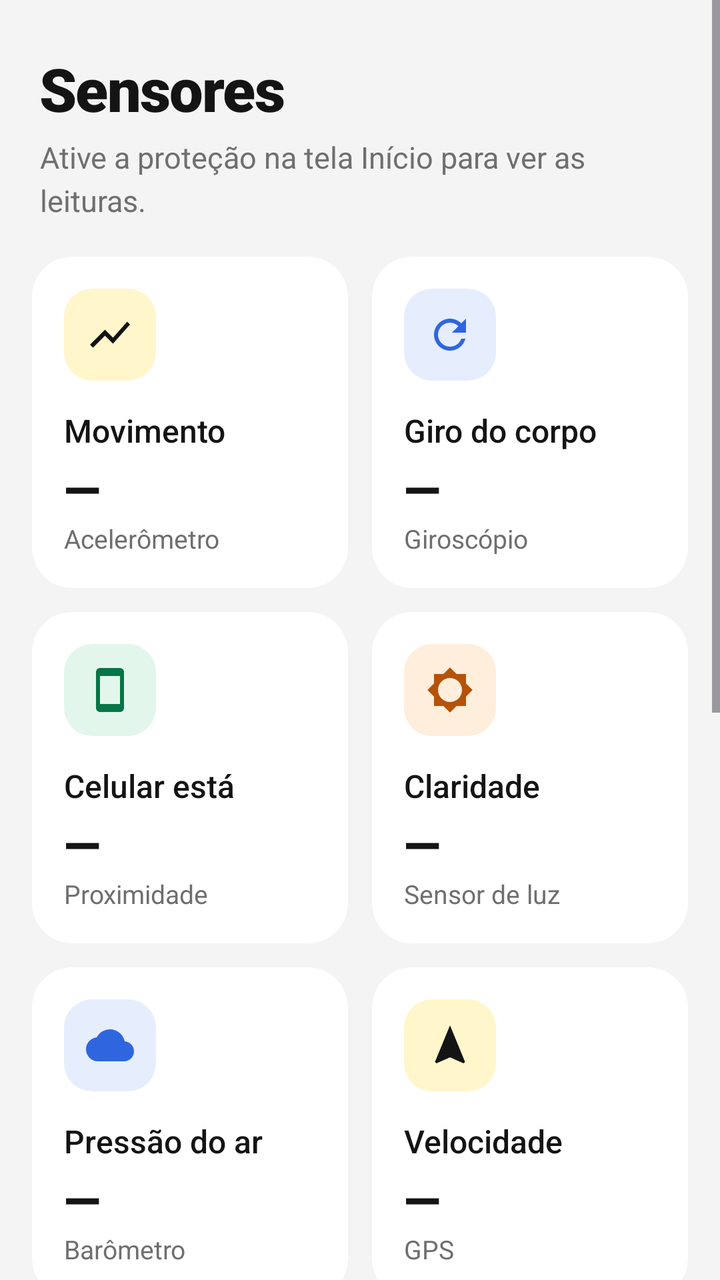
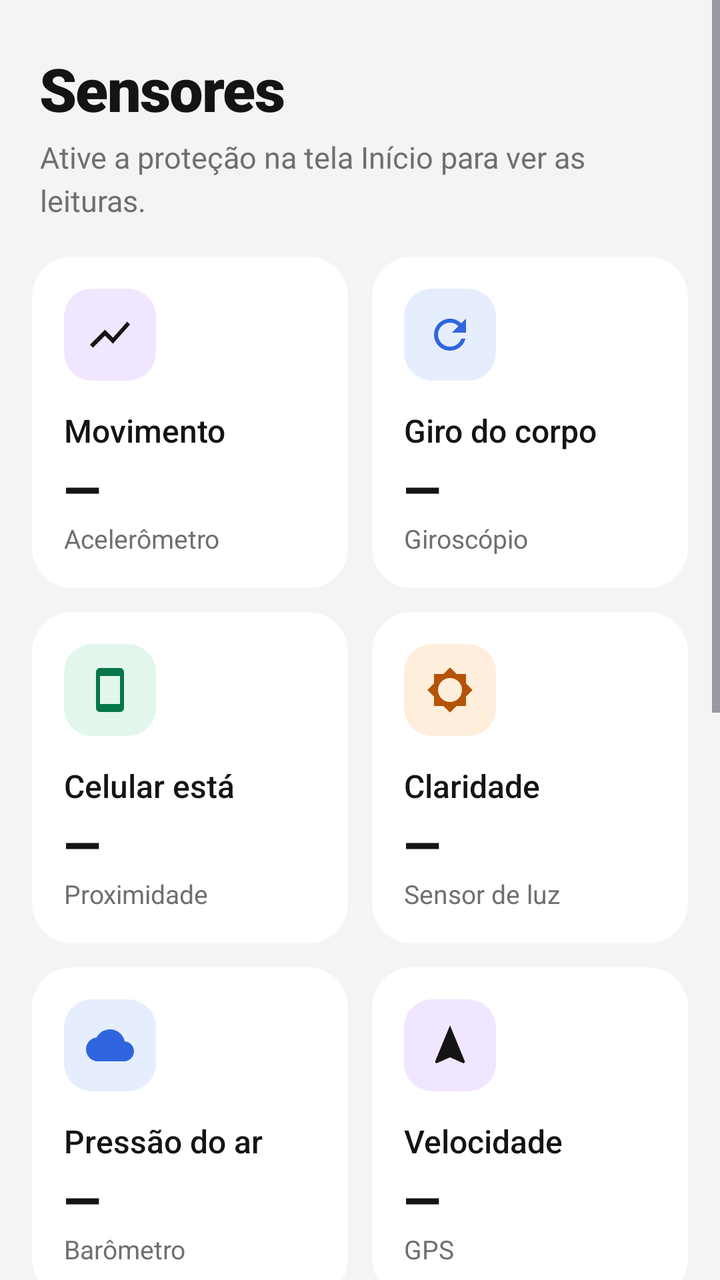

Before-and-after screenshots of an Android layout around one commit, followed by the original layout XML and the change that was made.
<!-- AndroidManifest.xml: application theme Theme.TresSensores -->
<!-- res/layout/tela_sensores.xml -->
<?xml version="1.0" encoding="utf-8"?>
<ScrollView xmlns:android="http://schemas.android.com/apk/res/android"
    xmlns:app="http://schemas.android.com/apk/res-auto"
    android:layout_width="match_parent"
    android:layout_height="match_parent"
    android:fillViewport="true">

    <LinearLayout
        android:layout_width="match_parent"
        android:layout_height="wrap_content"
        android:orientation="vertical"
        android:paddingStart="16dp"
        android:paddingTop="24dp"
        android:paddingEnd="16dp"
        android:paddingBottom="24dp">

        <TextView
            style="@style/Socorro.Titulo"
            android:layout_width="wrap_content"
            android:layout_height="wrap_content"
            android:layout_marginStart="4dp"
            android:text="Sensores" />

        <TextView
            android:id="@+id/txtSensoresAviso"
            style="@style/Socorro.TextoSec"
            android:layout_width="match_parent"
            android:layout_height="wrap_content"
            android:layout_marginStart="4dp"
            android:layout_marginTop="4dp"
            android:tag="sec"
            android:text="Ative a proteção na tela Início para ver as leituras."
            android:textSize="15sp" />

        
        <LinearLayout
            android:layout_width="match_parent"
            android:layout_height="wrap_content"
            android:layout_marginTop="18dp"
            android:baselineAligned="false"
            android:orientation="horizontal">

            <com.google.android.material.card.MaterialCardView
                style="@style/Socorro.Card"
                android:layout_width="0dp"
                android:layout_height="match_parent"
                android:layout_marginEnd="6dp"
                android:layout_weight="1"
                app:contentPadding="16dp">

                <LinearLayout
                    android:layout_width="match_parent"
                    android:layout_height="wrap_content"
                    android:orientation="vertical">

                    <ImageView
                        style="@style/Socorro.IconeChip"
                        android:src="@drawable/ic_sensores" />

                    <TextView
                        style="@style/Socorro.TextoForte"
                        android:layout_width="wrap_content"
                        android:layout_height="wrap_content"
                        android:layout_marginTop="14dp"
                        android:text="Movimento"
                        android:textSize="16sp" />

                    <TextView
                        android:id="@+id/valAceleracao"
                        style="@style/Socorro.Valor"
                        android:layout_width="wrap_content"
                        android:layout_height="wrap_content"
                        android:layout_marginTop="2dp"
                        android:text="—" />

                    <TextView
                        style="@style/Socorro.TextoSec"
                        android:layout_width="wrap_content"
                        android:layout_height="wrap_content"
                        android:tag="sec"
                        android:text="Acelerômetro"
                        android:textSize="13sp" />
                </LinearLayout>
            </com.google.android.material.card.MaterialCardView>

            <com.google.android.material.card.MaterialCardView
                style="@style/Socorro.Card"
                android:layout_width="0dp"
                android:layout_height="match_parent"
                android:layout_marginStart="6dp"
                android:layout_weight="1"
                app:contentPadding="16dp">

                <LinearLayout
                    android:layout_width="match_parent"
                    android:layout_height="wrap_content"
                    android:orientation="vertical">

                    <ImageView
                        style="@style/Socorro.IconeChip"
                        android:background="@drawable/bg_chip_azul"
                        android:src="@drawable/ic_girar"
                        app:tint="@color/socorro_azul" />

                    <TextView
                        style="@style/Socorro.TextoForte"
                        android:layout_width="wrap_content"
                        android:layout_height="wrap_content"
                        android:layout_marginTop="14dp"
                        android:text="Giro do corpo"
                        android:textSize="16sp" />

                    <TextView
                        android:id="@+id/valRotacao"
                        style="@style/Socorro.Valor"
                        android:layout_width="wrap_content"
                        android:layout_height="wrap_content"
                        android:layout_marginTop="2dp"
                        android:text="—" />

                    <TextView
                        style="@style/Socorro.TextoSec"
                        android:layout_width="wrap_content"
                        android:layout_height="wrap_content"
                        android:tag="sec"
                        android:text="Giroscópio"
                        android:textSize="13sp" />
                </LinearLayout>
            </com.google.android.material.card.MaterialCardView>
        </LinearLayout>

        
        <LinearLayout
            android:layout_width="match_parent"
            android:layout_height="wrap_content"
            android:layout_marginTop="12dp"
            android:baselineAligned="false"
            android:orientation="horizontal">

            <com.google.android.material.card.MaterialCardView
                style="@style/Socorro.Card"
                android:layout_width="0dp"
                android:layout_height="match_parent"
                android:layout_marginEnd="6dp"
                android:layout_weight="1"
                app:contentPadding="16dp">

                <LinearLayout
                    android:layout_width="match_parent"
                    android:layout_height="wrap_content"
                    android:orientation="vertical">

                    <ImageView
                        style="@style/Socorro.IconeChip"
                        android:background="@drawable/bg_chip_verde"
                        android:src="@drawable/ic_celular"
                        app:tint="@color/socorro_verde" />

                    <TextView
                        style="@style/Socorro.TextoForte"
                        android:layout_width="wrap_content"
                        android:layout_height="wrap_content"
                        android:layout_marginTop="14dp"
                        android:text="Celular está"
                        android:textSize="16sp" />

                    <TextView
                        android:id="@+id/valPosicao"
                        style="@style/Socorro.Valor"
                        android:layout_width="wrap_content"
                        android:layout_height="wrap_content"
                        android:layout_marginTop="2dp"
                        android:text="—" />

                    <TextView
                        style="@style/Socorro.TextoSec"
                        android:layout_width="wrap_content"
                        android:layout_height="wrap_content"
                        android:tag="sec"
                        android:text="Proximidade"
                        android:textSize="13sp" />
                </LinearLayout>
            </com.google.android.material.card.MaterialCardView>

            <com.google.android.material.card.MaterialCardView
                style="@style/Socorro.Card"
                android:layout_width="0dp"
                android:layout_height="match_parent"
                android:layout_marginStart="6dp"
                android:layout_weight="1"
                app:contentPadding="16dp">

                <LinearLayout
                    android:layout_width="match_parent"
                    android:layout_height="wrap_content"
                    android:orientation="vertical">

                    <ImageView
                        style="@style/Socorro.IconeChip"
                        android:background="@drawable/bg_chip_laranja"
                        android:src="@drawable/ic_sol"
                        app:tint="@color/socorro_laranja" />

                    <TextView
                        style="@style/Socorro.TextoForte"
                        android:layout_width="wrap_content"
                        android:layout_height="wrap_content"
                        android:layout_marginTop="14dp"
                        android:text="Claridade"
                        android:textSize="16sp" />

                    <TextView
                        android:id="@+id/valLuz"
                        style="@style/Socorro.Valor"
                        android:layout_width="wrap_content"
                        android:layout_height="wrap_content"
                        android:layout_marginTop="2dp"
                        android:text="—" />

                    <TextView
                        style="@style/Socorro.TextoSec"
                        android:layout_width="wrap_content"
                        android:layout_height="wrap_content"
                        android:tag="sec"
                        android:text="Sensor de luz"
                        android:textSize="13sp" />
                </LinearLayout>
            </com.google.android.material.card.MaterialCardView>
        </LinearLayout>

        
        <LinearLayout
            android:layout_width="match_parent"
            android:layout_height="wrap_content"
            android:layout_marginTop="12dp"
            android:baselineAligned="false"
            android:orientation="horizontal">

            <com.google.android.material.card.MaterialCardView
                style="@style/Socorro.Card"
                android:layout_width="0dp"
                android:layout_height="match_parent"
                android:layout_marginEnd="6dp"
                android:layout_weight="1"
                app:contentPadding="16dp">

                <LinearLayout
                    android:layout_width="match_parent"
                    android:layout_height="wrap_content"
                    android:orientation="vertical">

                    <ImageView
                        style="@style/Socorro.IconeChip"
                        android:background="@drawable/bg_chip_azul"
                        android:src="@drawable/ic_nuvem"
                        app:tint="@color/socorro_azul" />

                    <TextView
                        style="@style/Socorro.TextoForte"
                        android:layout_width="wrap_content"
                        android:layout_height="wrap_content"
                        android:layout_marginTop="14dp"
                        android:text="Pressão do ar"
                        android:textSize="16sp" />

                    <TextView
                        android:id="@+id/valPressao"
                        style="@style/Socorro.Valor"
                        android:layout_width="wrap_content"
                        android:layout_height="wrap_content"
                        android:layout_marginTop="2dp"
                        android:text="—" />

                    <TextView
                        style="@style/Socorro.TextoSec"
                        android:layout_width="wrap_content"
                        android:layout_height="wrap_content"
                        android:tag="sec"
                        android:text="Barômetro"
                        android:textSize="13sp" />
                </LinearLayout>
            </com.google.android.material.card.MaterialCardView>

            <com.google.android.material.card.MaterialCardView
                style="@style/Socorro.Card"
                android:layout_width="0dp"
                android:layout_height="match_parent"
                android:layout_marginStart="6dp"
                android:layout_weight="1"
                app:contentPadding="16dp">

                <LinearLayout
                    android:layout_width="match_parent"
                    android:layout_height="wrap_content"
                    android:orientation="vertical">

                    <ImageView
                        style="@style/Socorro.IconeChip"
                        android:src="@drawable/ic_navegar" />

                    <TextView
                        style="@style/Socorro.TextoForte"
                        android:layout_width="wrap_content"
                        android:layout_height="wrap_content"
                        android:layout_marginTop="14dp"
                        android:text="Velocidade"
                        android:textSize="16sp" />

                    <TextView
                        android:id="@+id/valGps"
                        style="@style/Socorro.Valor"
                        android:layout_width="wrap_content"
                        android:layout_height="wrap_content"
                        android:layout_marginTop="2dp"
                        android:text="—" />

                    <TextView
                        style="@style/Socorro.TextoSec"
                        android:layout_width="wrap_content"
                        android:layout_height="wrap_content"
                        android:tag="sec"
                        android:text="GPS"
                        android:textSize="13sp" />
                </LinearLayout>
            </com.google.android.material.card.MaterialCardView>
        </LinearLayout>

        <LinearLayout
            android:layout_width="match_parent"
            android:layout_height="wrap_content"
            android:layout_marginStart="4dp"
            android:layout_marginTop="14dp"
            android:gravity="center_vertical"
            android:orientation="horizontal">

            <ImageView
                android:layout_width="20dp"
                android:layout_height="20dp"
                android:importantForAccessibility="no"
                android:src="@drawable/ic_local"
                app:tint="@color/socorro_vermelho" />

            <TextView
                android:id="@+id/txtLocalizacao"
                style="@style/Socorro.TextoSec"
                android:layout_width="0dp"
                android:layout_height="wrap_content"
                android:layout_marginStart="8dp"
                android:layout_weight="1"
                android:tag="sec"
                android:textSize="14sp" />
        </LinearLayout>

        <TextView
            style="@style/Socorro.Secao"
            android:layout_width="wrap_content"
            android:layout_height="wrap_content"
            android:layout_marginStart="4dp"
            android:layout_marginTop="28dp"
            android:text="Como uma queda é percebida" />

        <com.google.android.material.card.MaterialCardView
            style="@style/Socorro.Card"
            android:layout_width="match_parent"
            android:layout_height="wrap_content"
            android:layout_marginTop="12dp"
            app:contentPaddingTop="4dp">

            <LinearLayout
                android:layout_width="match_parent"
                android:layout_height="wrap_content"
                android:orientation="vertical">

                <LinearLayout
                    android:layout_width="match_parent"
                    android:layout_height="wrap_content"
                    android:layout_marginTop="14dp"
                    android:orientation="horizontal">

                    <TextView
                        android:layout_width="30dp"
                        android:layout_height="30dp"
                        android:background="@drawable/bg_selo_amarelo"
                        android:fontFamily="sans-serif-black"
                        android:gravity="center"
                        android:tag="fixo"
                        android:text="1"
                        android:textColor="@color/socorro_preto"
                        android:textSize="15sp" />

                    <TextView
                        style="@style/Socorro.Texto"
                        android:layout_width="0dp"
                        android:layout_height="wrap_content"
                        android:layout_marginStart="14dp"
                        android:layout_weight="1"
                        android:paddingTop="2dp"
                        android:text="Sente o celular cair e bater com força."
                        android:textSize="17sp" />
                </LinearLayout>

                <LinearLayout
                    android:layout_width="match_parent"
                    android:layout_height="wrap_content"
                    android:layout_marginTop="14dp"
                    android:orientation="horizontal">

                    <TextView
                        android:layout_width="30dp"
                        android:layout_height="30dp"
                        android:background="@drawable/bg_selo_amarelo"
                        android:fontFamily="sans-serif-black"
                        android:gravity="center"
                        android:tag="fixo"
                        android:text="2"
                        android:textColor="@color/socorro_preto"
                        android:textSize="15sp" />

                    <TextView
                        style="@style/Socorro.Texto"
                        android:layout_width="0dp"
                        android:layout_height="wrap_content"
                        android:layout_marginStart="14dp"
                        android:layout_weight="1"
                        android:paddingTop="2dp"
                        android:text="Confere se o corpo girou de repente."
                        android:textSize="17sp" />
                </LinearLayout>

                <LinearLayout
                    android:layout_width="match_parent"
                    android:layout_height="wrap_content"
                    android:layout_marginTop="14dp"
                    android:orientation="horizontal">

                    <TextView
                        android:layout_width="30dp"
                        android:layout_height="30dp"
                        android:background="@drawable/bg_selo_amarelo"
                        android:fontFamily="sans-serif-black"
                        android:gravity="center"
                        android:tag="fixo"
                        android:text="3"
                        android:textColor="@color/socorro_preto"
                        android:textSize="15sp" />

                    <TextView
                        style="@style/Socorro.Texto"
                        android:layout_width="0dp"
                        android:layout_height="wrap_content"
                        android:layout_marginStart="14dp"
                        android:layout_weight="1"
                        android:paddingTop="2dp"
                        android:text="Vê se o celular está no bolso ou na mão, para não confundir com uma sacudida."
                        android:textSize="17sp" />
                </LinearLayout>

                <LinearLayout
                    android:layout_width="match_parent"
                    android:layout_height="wrap_content"
                    android:layout_marginTop="14dp"
                    android:orientation="horizontal">

                    <TextView
                        android:layout_width="30dp"
                        android:layout_height="30dp"
                        android:background="@drawable/bg_selo_amarelo"
                        android:fontFamily="sans-serif-black"
                        android:gravity="center"
                        android:tag="fixo"
                        android:text="4"
                        android:textColor="@color/socorro_preto"
                        android:textSize="15sp" />

                    <TextView
                        style="@style/Socorro.Texto"
                        android:layout_width="0dp"
                        android:layout_height="wrap_content"
                        android:layout_marginStart="14dp"
                        android:layout_weight="1"
                        android:paddingTop="2dp"
                        android:text="Estima quantos metros você desceu."
                        android:textSize="17sp" />
                </LinearLayout>

                <LinearLayout
                    android:layout_width="match_parent"
                    android:layout_height="wrap_content"
                    android:layout_marginTop="14dp"
                    android:orientation="horizontal">

                    <TextView
                        android:layout_width="30dp"
                        android:layout_height="30dp"
                        android:background="@drawable/bg_selo_amarelo"
                        android:fontFamily="sans-serif-black"
                        android:gravity="center"
                        android:tag="fixo"
                        android:text="5"
                        android:textColor="@color/socorro_preto"
                        android:textSize="15sp" />

                    <TextView
                        style="@style/Socorro.Texto"
                        android:layout_width="0dp"
                        android:layout_height="wrap_content"
                        android:layout_marginStart="14dp"
                        android:layout_weight="1"
                        android:paddingTop="2dp"
                        android:text="Se tudo indicar uma queda, pergunta se você está bem antes de pedir ajuda."
                        android:textSize="17sp" />
                </LinearLayout>
            </LinearLayout>
        </com.google.android.material.card.MaterialCardView>
    </LinearLayout>
</ScrollView>
<!-- resources referenced by this layout -->
<resources>
  <color name="socorro_azul">#2F66E0</color>
  <color name="socorro_laranja">#B45309</color>
  <color name="socorro_preto">#141414</color>
  <color name="socorro_verde">#067647</color>
  <color name="socorro_vermelho">#E3212F</color>
  <!-- drawable bg_chip_azul (drawable) -->
  <?xml version="1.0" encoding="utf-8"?>
  <shape xmlns:android="http://schemas.android.com/apk/res/android" android:shape="rectangle">
      <solid android:color="@color/socorro_azul_claro" />
      <corners android:radius="14dp" />
  </shape>
  <!-- drawable bg_chip_verde (drawable) -->
  <?xml version="1.0" encoding="utf-8"?>
  <shape xmlns:android="http://schemas.android.com/apk/res/android" android:shape="rectangle">
      <solid android:color="@color/socorro_verde_claro" />
      <corners android:radius="14dp" />
  </shape>
  <!-- drawable bg_selo_amarelo (drawable) -->
  <?xml version="1.0" encoding="utf-8"?>
  <shape xmlns:android="http://schemas.android.com/apk/res/android" android:shape="rectangle">
      <solid android:color="@color/socorro_amarelo" />
      <corners android:radius="100dp" />
  </shape>
  <style name="Socorro.Secao">
          <item name="android:textSize">20sp</item>
          <item name="android:fontFamily">sans-serif-black</item>
          <item name="android:textColor">@color/socorro_texto</item>
      </style>
  <style name="Socorro.Texto">
          <item name="android:textSize">18sp</item>
          <item name="android:textColor">@color/socorro_texto</item>
          <item name="android:lineSpacingMultiplier">1.15</item>
      </style>
  <style name="Socorro.TextoForte" parent="Socorro.Texto">
          <item name="android:fontFamily">sans-serif-medium</item>
      </style>
  <style name="Socorro.TextoSec">
          <item name="android:textSize">16sp</item>
          <item name="android:textColor">@color/socorro_texto_2</item>
          <item name="android:lineSpacingMultiplier">1.2</item>
      </style>
  <style name="Socorro.Titulo">
          <item name="android:textSize">30sp</item>
          <item name="android:fontFamily">sans-serif-black</item>
          <item name="android:letterSpacing">-0.02</item>
          <item name="android:textColor">@color/socorro_texto</item>
      </style>
  <style name="Socorro.Valor">
          <item name="android:textSize">24sp</item>
          <item name="android:fontFamily">sans-serif-black</item>
          <item name="android:textColor">@color/socorro_texto</item>
      </style>
  <style name="Theme.TresSensores" parent="Base.Theme.TresSensores" />
  <color name="socorro_azul_claro">#E6EEFD</color>
  <color name="socorro_laranja_claro">#FFEEDB</color>
  <color name="socorro_verde_claro">#E3F6EC</color>
  <color name="socorro_amarelo">#FFD60A</color>
  <color name="socorro_card">#FFFFFF</color>
  <color name="socorro_borda">#EBEBEB</color>
  <!-- drawable bg_chip_amarelo (drawable) -->
  <?xml version="1.0" encoding="utf-8"?>
  <shape xmlns:android="http://schemas.android.com/apk/res/android" android:shape="rectangle">
      <solid android:color="@color/socorro_amarelo_claro" />
      <corners android:radius="14dp" />
  </shape>
  <color name="socorro_texto">#141414</color>
  <color name="socorro_texto_2">#6F6F6F</color>
  <style name="Base.Theme.TresSensores" parent="Theme.Material3.Light.NoActionBar">
          <item name="colorPrimary">@color/socorro_preto</item>
          <item name="colorOnPrimary">@color/socorro_amarelo</item>
          <item name="colorSecondary">@color/socorro_amarelo</item>
          <item name="colorOnSecondary">@color/socorro_preto</item>
          <item name="colorAccent">@color/socorro_preto</item>
          <item name="android:colorBackground">@color/socorro_fundo</item>
          <item name="android:windowLightStatusBar">true</item>
          <item name="android:forceDarkAllowed" tools:targetApi="q">false</item>
      </style>
  <color name="socorro_amarelo_claro">#FFF6CC</color>
  <color name="socorro_fundo">#F4F4F4</color>
  <!-- unchanged entries left out for length: 10 -->
</resources>

<!-- the commit's change to res/layout/tela_sensores.xml (unified diff, before → after) -->
@@ -385,7 +385,7 @@
                         android:gravity="center"
                         android:tag="fixo"
                         android:text="1"
-                        android:textColor="@color/socorro_preto"
+                        android:textColor="@color/socorro_texto_sobre_roxo"
                         android:textSize="15sp" />
 
                     <TextView
@@ -413,7 +413,7 @@
                         android:gravity="center"
                         android:tag="fixo"
                         android:text="2"
-                        android:textColor="@color/socorro_preto"
+                        android:textColor="@color/socorro_texto_sobre_roxo"
                         android:textSize="15sp" />
 
                     <TextView
@@ -441,7 +441,7 @@
                         android:gravity="center"
                         android:tag="fixo"
                         android:text="3"
-                        android:textColor="@color/socorro_preto"
+                        android:textColor="@color/socorro_texto_sobre_roxo"
                         android:textSize="15sp" />
 
                     <TextView
@@ -469,7 +469,7 @@
                         android:gravity="center"
                         android:tag="fixo"
                         android:text="4"
-                        android:textColor="@color/socorro_preto"
+                        android:textColor="@color/socorro_texto_sobre_roxo"
                         android:textSize="15sp" />
 
                     <TextView
@@ -497,7 +497,7 @@
                         android:gravity="center"
                         android:tag="fixo"
                         android:text="5"
-                        android:textColor="@color/socorro_preto"
+                        android:textColor="@color/socorro_texto_sobre_roxo"
                         android:textSize="15sp" />
 
                     <TextView
<!-- resource entries referenced after the edit -->
@@ -2,6 +2,7 @@
 <resources>
   <color name="socorro_azul">#2F66E0</color>
   <color name="socorro_laranja">#B45309</color>
+  <color name="socorro_texto_sobre_roxo">#FFFFFF</color>
   <color name="socorro_preto">#141414</color>
   <color name="socorro_verde">#067647</color>
   <color name="socorro_vermelho">#E3212F</color>
@@ -56,7 +57,7 @@
   <color name="socorro_azul_claro">#E6EEFD</color>
   <color name="socorro_laranja_claro">#FFEEDB</color>
   <color name="socorro_verde_claro">#E3F6EC</color>
-  <color name="socorro_amarelo">#FFD60A</color>
+  <color name="socorro_amarelo">#8D2EFF</color>
   <color name="socorro_card">#FFFFFF</color>
   <color name="socorro_borda">#EBEBEB</color>
   <!-- drawable bg_chip_amarelo (drawable) -->
@@ -71,13 +72,13 @@
           <item name="colorPrimary">@color/socorro_preto</item>
           <item name="colorOnPrimary">@color/socorro_amarelo</item>
           <item name="colorSecondary">@color/socorro_amarelo</item>
-          <item name="colorOnSecondary">@color/socorro_preto</item>
+          <item name="colorOnSecondary">@color/socorro_texto_sobre_roxo</item>
           <item name="colorAccent">@color/socorro_preto</item>
           <item name="android:colorBackground">@color/socorro_fundo</item>
           <item name="android:windowLightStatusBar">true</item>
           <item name="android:forceDarkAllowed" tools:targetApi="q">false</item>
       </style>
-  <color name="socorro_amarelo_claro">#FFF6CC</color>
+  <color name="socorro_amarelo_claro">#F1E6FF</color>
   <color name="socorro_fundo">#F4F4F4</color>
   <!-- unchanged entries left out for length: 10 -->
 </resources>
